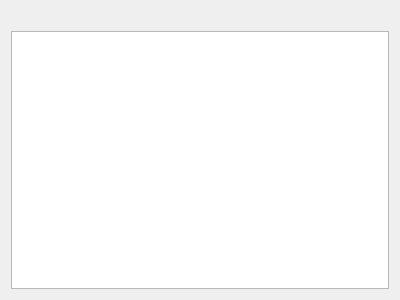
Qt form widget/resultwidget.ui (vince7839/SpecTool) before a commit.
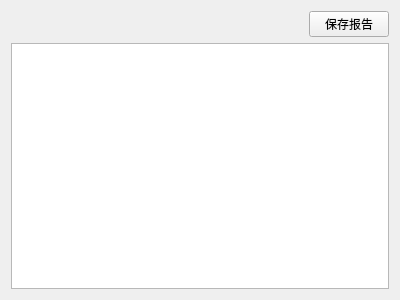
The same form after that commit.

What changed in the file:
```diff
--- a/widget/resultwidget.ui
+++ b/widget/resultwidget.ui
@@ -15,11 +15,35 @@
   </property>
   <layout class="QVBoxLayout" name="verticalLayout">
    <item>
+    <layout class="QHBoxLayout" name="horizontalLayout">
+     <item>
     <widget class="QLabel" name="label">
      <property name="text">
       <string/>
      </property>
     </widget>
+     </item>
+     <item>
+      <spacer name="horizontalSpacer">
+       <property name="orientation">
+        <enum>Qt::Horizontal</enum>
+       </property>
+       <property name="sizeHint" stdset="0">
+        <size>
+         <width>40</width>
+         <height>20</height>
+        </size>
+       </property>
+      </spacer>
+     </item>
+     <item>
+      <widget class="QPushButton" name="btn_export">
+       <property name="text">
+        <string>保存报告</string>
+       </property>
+      </widget>
+     </item>
+    </layout>
    </item>
    <item>
     <widget class="QTableWidget" name="tableWidget"/>
```
Lines whose indentation alone changed are shown as unchanged.
